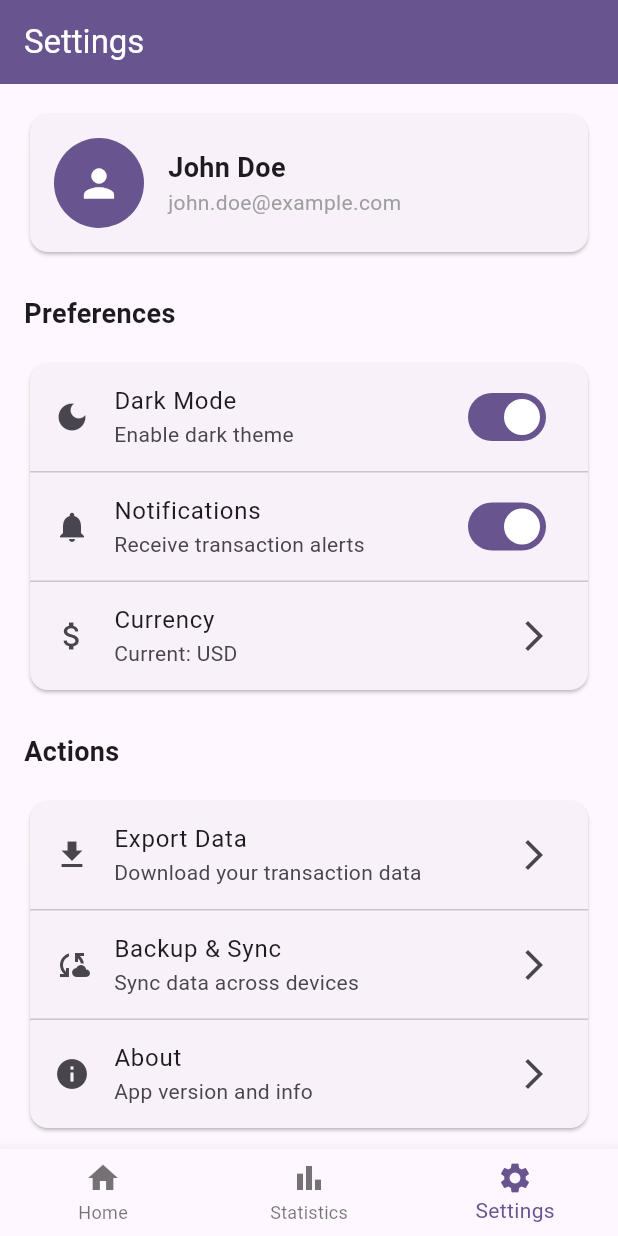
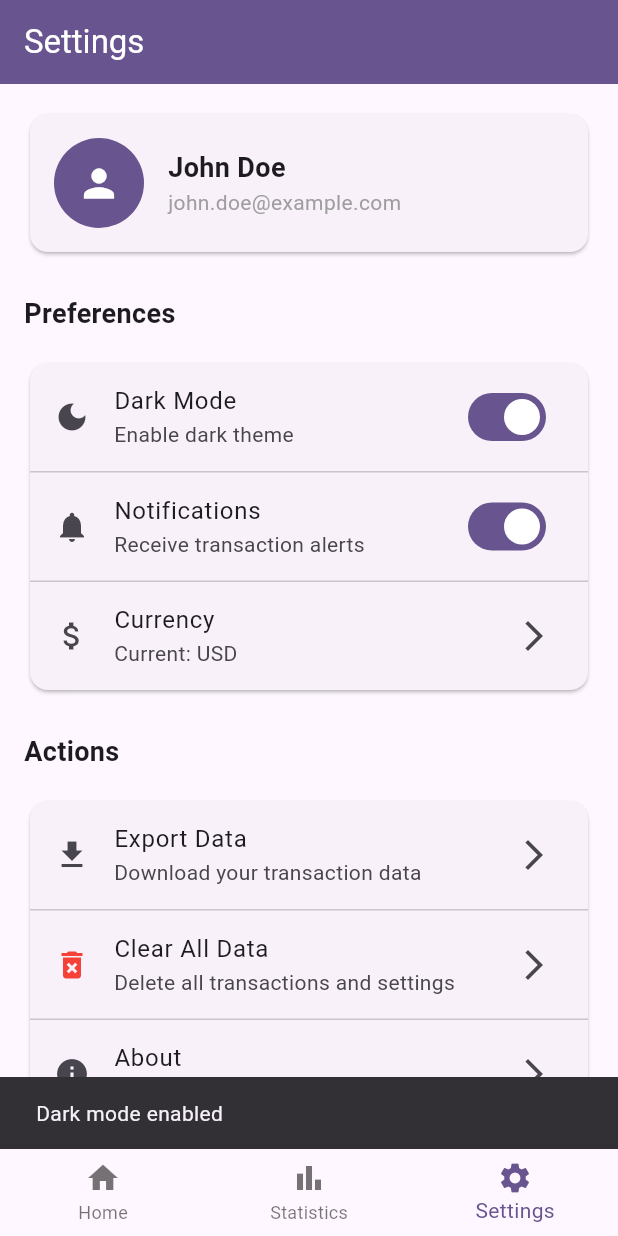
Before and after one commit to Al-aqua/personal_finance_tracker, a Flutter app: the screen it shows after launch, item 3 of the bottom bar chosen, after a tap on "Dark Mode", on a phone screen of 412 x 824 dp. Run offline on Flutter 3.47's test engine with Material 3 defaults, Android fonts, the phone set to English and light mode, and no system bars; our stand-ins replace shared_preferences, sqflite; accounts and stored records are empty.

Commit message:
Chapter 10 - Database

```diff
--- a/lib/dashboard_screen.dart
+++ b/lib/dashboard_screen.dart
@@ -1,19 +1,21 @@
 import 'package:flutter/material.dart';
-import 'package:personal_finance_tracker/models/transaction.dart';
-import 'package:personal_finance_tracker/screens/transaction_detail_screen.dart';
-import 'package:personal_finance_tracker/widgets/add_transaction_form.dart';
-import 'package:personal_finance_tracker/widgets/transaction_list.dart';
+import 'models/transaction.dart';
+import 'screens/transaction_detail_screen.dart';
+import 'widgets/add_transaction_form.dart';
+import 'widgets/transaction_list.dart';
 
 class DashboardScreen extends StatefulWidget {
   final List<Transaction> transactions;
   final Function(String, double, String, bool) onAddTransaction;
   final Function(String) onDeleteTransaction;
+  final VoidCallback onRefresh;
 
   const DashboardScreen({
     super.key,
     required this.transactions,
     required this.onAddTransaction,
     required this.onDeleteTransaction,
+    required this.onRefresh,
   });
 
   @override
@@ -95,8 +97,20 @@ class _DashboardScreenState extends State<DashboardScreen> {
         backgroundColor: Theme.of(context).colorScheme.primary,
         foregroundColor: Theme.of(context).colorScheme.onPrimary,
         leading: const Icon(Icons.account_balance_wallet),
+        actions: [
+          IconButton(
+            icon: const Icon(Icons.refresh),
+            onPressed: widget.onRefresh,
+            tooltip: 'Refresh',
           ),
-      body: SingleChildScrollView(
+        ],
+      ),
+      body: RefreshIndicator(
+        onRefresh: () async {
+          widget.onRefresh();
+        },
+        child: SingleChildScrollView(
+          physics: const AlwaysScrollableScrollPhysics(),
           padding: const EdgeInsets.all(16.0),
           child: Column(
             crossAxisAlignment: CrossAxisAlignment.start,
@@ -191,6 +205,7 @@ class _DashboardScreenState extends State<DashboardScreen> {
             ],
           ),
         ),
+      ),
       floatingActionButton: FloatingActionButton(
         onPressed: () => _startAddTransaction(context),
         child: const Icon(Icons.add),
@@ -199,6 +214,7 @@ class _DashboardScreenState extends State<DashboardScreen> {
   }
 }
 
+// Keep the same BalanceOverviewCard and SummaryCard classes from Lab 6
 class BalanceOverviewCard extends StatelessWidget {
   final double balance;
 
--- /dev/null
+++ b/lib/helpers/database_helper.dart
@@ -0,0 +1,161 @@
+import 'dart:async';
+import 'package:flutter/foundation.dart';
+import 'package:path/path.dart';
+import 'package:sqflite/sqflite.dart'
+    hide Transaction; // to avoid conflict with Transaction class
+import '../models/transaction.dart';
+
+class DatabaseHelper {
+  static final DatabaseHelper _instance = DatabaseHelper._internal();
+  static Database? _database;
+
+  // Singleton pattern - ensures only one database connection
+  factory DatabaseHelper() {
+    return _instance;
+  }
+
+  DatabaseHelper._internal();
+
+  // Get database instance
+  Future<Database> get database async {
+    if (_database != null) return _database!;
+    _database = await _initDatabase();
+    return _database!;
+  }
+
+  // Initialize the database
+  Future<Database> _initDatabase() async {
+    // Get the path to store the database
+    String path = join(await getDatabasesPath(), 'finance_tracker.db');
+
+    // Open the database and create tables if they don't exist
+    return await openDatabase(path, version: 1, onCreate: _createTables);
+  }
+
+  // Create database tables
+  Future<void> _createTables(Database db, int version) async {
+    // Create transactions table
+    await db.execute('''
+      CREATE TABLE transactions(
+        id TEXT PRIMARY KEY,
+        title TEXT NOT NULL,
+        amount REAL NOT NULL,
+        date TEXT NOT NULL,
+        category TEXT NOT NULL,
+        isExpense INTEGER NOT NULL
+      )
+    ''');
+    debugPrint('Database tables created successfully');
+  }
+
+  // CRUD Operations for Transactions
+
+  // Create - Insert a new transaction
+  Future<int> insertTransaction(Transaction transaction) async {
+    final db = await database;
+
+    final result = await db.insert('transactions', {
+      'id': transaction.id,
+      'title': transaction.title,
+      'amount': transaction.amount,
+      'date': transaction.date.toIso8601String(),
+      'category': transaction.category,
+      'isExpense': transaction.isExpense ? 1 : 0,
+    }, conflictAlgorithm: ConflictAlgorithm.replace);
+
+    debugPrint('Transaction inserted: ${transaction.title}');
+    return result;
+  }
+
+  // Read - Get all transactions
+  Future<List<Transaction>> getAllTransactions() async {
+    final db = await database;
+
+    final List<Map<String, dynamic>> maps = await db.query(
+      'transactions',
+      orderBy: 'date DESC', // Newest first
+    );
+
+    return List.generate(maps.length, (i) {
+      return Transaction(
+        id: maps[i]['id'],
+        title: maps[i]['title'],
+        amount: maps[i]['amount'],
+        date: DateTime.parse(maps[i]['date']),
+        category: maps[i]['category'],
+        isExpense: maps[i]['isExpense'] == 1,
+      );
+    });
+  }
+
+  // Read - Get transactions by category
+  Future<List<Transaction>> getTransactionsByCategory(String category) async {
+    final db = await database;
+
+    final List<Map<String, dynamic>> maps = await db.query(
+      'transactions',
+      where: 'category = ?',
+      whereArgs: [category],
+      orderBy: 'date DESC',
+    );
+
+    return List.generate(maps.length, (i) {
+      return Transaction(
+        id: maps[i]['id'],
+        title: maps[i]['title'],
+        amount: maps[i]['amount'],
+        date: DateTime.parse(maps[i]['date']),
+        category: maps[i]['category'],
+        isExpense: maps[i]['isExpense'] == 1,
+      );
+    });
+  }
+
+  // Update - Modify an existing transaction
+  Future<int> updateTransaction(Transaction transaction) async {
+    final db = await database;
+
+    final result = await db.update(
+      'transactions',
+      {
+        'title': transaction.title,
+        'amount': transaction.amount,
+        'date': transaction.date.toIso8601String(),
+        'category': transaction.category,
+        'isExpense': transaction.isExpense ? 1 : 0,
+      },
+      where: 'id = ?',
+      whereArgs: [transaction.id],
+    );
+
+    debugPrint('Transaction updated: ${transaction.title}');
+    return result;
+  }
+
+  // Delete - Remove a transaction
+  Future<int> deleteTransaction(String id) async {
+    final db = await database;
+
+    final result = await db.delete(
+      'transactions',
+      where: 'id = ?',
+      whereArgs: [id],
+    );
+
+    debugPrint('Transaction deleted: $id');
+    return result;
+  }
+
+  // Delete all data (for testing or reset)
+  Future<void> deleteAllData() async {
+    final db = await database;
+    await db.delete('transactions');
+    debugPrint('All data deleted');
+  }
+
+  // Close database connection
+  Future<void> close() async {
+    final db = await database;
+    await db.close();
+  }
+}
--- a/lib/main.dart
+++ b/lib/main.dart
@@ -1,8 +1,9 @@
 import 'package:flutter/material.dart';
-import 'package:personal_finance_tracker/dashboard_screen.dart';
+import 'package:personal_finance_tracker/screens/settings_screen.dart';
+import 'package:personal_finance_tracker/screens/statistics_screen.dart';
+import 'dashboard_screen.dart';
 import 'models/transaction.dart';
-import 'screens/statistics_screen.dart';
-import 'screens/settings_screen.dart';
+import 'services/transaction_service.dart';
 
 void main() {
   runApp(const MyApp());
@@ -33,43 +34,45 @@ class MainScreen extends StatefulWidget {
 
 class _MainScreenState extends State<MainScreen> {
   int _currentIndex = 0;
+  final TransactionService _transactionService = TransactionService();
+  List<Transaction> _transactions = [];
+  bool _isLoading = true;
 
-  // Sample transaction data
-  final List<Transaction> _transactions = [
-    Transaction(
-      id: 't1',
-      title: 'Grocery Shopping',
-      amount: 45.99,
-      date: DateTime.now().subtract(const Duration(days: 1)),
-      category: 'Food',
-      isExpense: true,
-    ),
-    Transaction(
-      id: 't2',
-      title: 'Monthly Salary',
-      amount: 1500.00,
-      date: DateTime.now().subtract(const Duration(days: 3)),
-      category: 'Salary',
-      isExpense: false,
-    ),
-    Transaction(
-      id: 't3',
-      title: 'New Headphones',
-      amount: 99.99,
-      date: DateTime.now().subtract(const Duration(days: 5)),
-      category: 'Shopping',
-      isExpense: true,
-    ),
-  ];
+  @override
+  void initState() {
+    super.initState();
+    _loadTransactions();
+  }
 
-  void _addTransaction(
+  // Load transactions from database
+  Future<void> _loadTransactions() async {
+    setState(() {
+      _isLoading = true;
+    });
+
+    try {
+      final transactions = await _transactionService.getAllTransactions();
+      setState(() {
+        _transactions = transactions;
+        _isLoading = false;
+      });
+    } catch (e) {
+      debugPrint('Error loading transactions: $e');
+      setState(() {
+        _isLoading = false;
+      });
+    }
+  }
+
+  // Add a new transaction
+  Future<void> _addTransaction(
     String title,
     double amount,
     String category,
     bool isExpense,
-  ) {
-    final newTx = Transaction(
-      id: DateTime.now().toString(),
+  ) async {
+    final newTransaction = Transaction(
+      id: DateTime.now().millisecondsSinceEpoch.toString(),
       title: title,
       amount: amount,
       date: DateTime.now(),
@@ -77,24 +80,58 @@ class _MainScreenState extends State<MainScreen> {
       isExpense: isExpense,
     );
 
-    setState(() {
-      _transactions.add(newTx);
-    });
+    try {
+      await _transactionService.addTransaction(newTransaction);
+      await _loadTransactions(); // Reload to show the new transaction
+
+      if (mounted) {
+        ScaffoldMessenger.of(context).showSnackBar(
+          const SnackBar(content: Text('Transaction added successfully!')),
+        );
+      }
+    } catch (e) {
+      debugPrint('Error adding transaction: $e');
+      if (mounted) {
+        ScaffoldMessenger.of(context).showSnackBar(
+          const SnackBar(content: Text('Failed to add transaction')),
+        );
+      }
+    }
   }
 
-  void _deleteTransaction(String id) {
-    setState(() {
-      _transactions.removeWhere((tx) => tx.id == id);
-    });
+  // Delete a transaction
+  Future<void> _deleteTransaction(String id) async {
+    try {
+      await _transactionService.deleteTransaction(id);
+      await _loadTransactions(); // Reload to update the list
+
+      if (mounted) {
+        ScaffoldMessenger.of(context).showSnackBar(
+          const SnackBar(content: Text('Transaction deleted successfully!')),
+        );
+      }
+    } catch (e) {
+      debugPrint('Error deleting transaction: $e');
+      if (mounted) {
+        ScaffoldMessenger.of(context).showSnackBar(
+          const SnackBar(content: Text('Failed to delete transaction')),
+        );
+      }
+    }
   }
 
   @override
   Widget build(BuildContext context) {
+    if (_isLoading) {
+      return const Scaffold(body: Center(child: CircularProgressIndicator()));
+    }
+
     final List<Widget> screens = [
       DashboardScreen(
         transactions: _transactions,
         onAddTransaction: _addTransaction,
         onDeleteTransaction: _deleteTransaction,
+        onRefresh: _loadTransactions,
       ),
       StatisticsScreen(transactions: _transactions),
       const SettingsScreen(),
--- a/lib/screens/settings_screen.dart
+++ b/lib/screens/settings_screen.dart
@@ -1,4 +1,5 @@
 import 'package:flutter/material.dart';
+import 'package:personal_finance_tracker/services/settings_service.dart';
 
 class SettingsScreen extends StatefulWidget {
   const SettingsScreen({super.key});
@@ -8,12 +9,86 @@ class SettingsScreen extends StatefulWidget {
 }
 
 class _SettingsScreenState extends State<SettingsScreen> {
+  final SettingsService _settingsService = SettingsService();
+
   bool _darkMode = false;
   bool _notifications = true;
   String _currency = 'USD';
+  bool _isLoading = true;
+
+  @override
+  void initState() {
+    super.initState();
+    _loadSettings();
+  }
+
+  Future<void> _loadSettings() async {
+    try {
+      final currency = await _settingsService.getCurrency();
+      final darkMode = await _settingsService.getDarkMode();
+      final notifications = await _settingsService.getNotifications();
+
+      setState(() {
+        _currency = currency;
+        _darkMode = darkMode;
+        _notifications = notifications;
+        _isLoading = false;
+      });
+    } catch (e) {
+      debugPrint('Error loading settings: $e');
+      setState(() {
+        _isLoading = false;
+      });
+    }
+  }
+
+  Future<void> _updateDarkMode(bool value) async {
+    await _settingsService.setDarkMode(value);
+    setState(() {
+      _darkMode = value;
+    });
+
+    if (mounted) {
+      ScaffoldMessenger.of(context).showSnackBar(
+        SnackBar(content: Text('Dark mode ${value ? 'enabled' : 'disabled'}')),
+      );
+    }
+  }
+
+  Future<void> _updateNotifications(bool value) async {
+    await _settingsService.setNotifications(value);
+    setState(() {
+      _notifications = value;
+    });
+
+    if (mounted) {
+      ScaffoldMessenger.of(context).showSnackBar(
+        SnackBar(
+          content: Text('Notifications ${value ? 'enabled' : 'disabled'}'),
+        ),
+      );
+    }
+  }
+
+  Future<void> _updateCurrency(String currency) async {
+    await _settingsService.setCurrency(currency);
+    setState(() {
+      _currency = currency;
+    });
+
+    if (mounted) {
+      ScaffoldMessenger.of(
+        context,
+      ).showSnackBar(SnackBar(content: Text('Currency changed to $currency')));
+    }
+  }
 
   @override
   Widget build(BuildContext context) {
+    if (_isLoading) {
+      return const Scaffold(body: Center(child: CircularProgressIndicator()));
+    }
+
     return Scaffold(
       appBar: AppBar(
         title: const Text('Settings'),
@@ -75,11 +150,7 @@ class _SettingsScreenState extends State<SettingsScreen> {
                   title: const Text('Dark Mode'),
                   subtitle: const Text('Enable dark theme'),
                   value: _darkMode,
-                  onChanged: (value) {
-                    setState(() {
-                      _darkMode = value;
-                    });
-                  },
+                  onChanged: _updateDarkMode,
                   secondary: const Icon(Icons.dark_mode),
                 ),
                 const Divider(height: 1),
@@ -87,11 +158,7 @@ class _SettingsScreenState extends State<SettingsScreen> {
                   title: const Text('Notifications'),
                   subtitle: const Text('Receive transaction alerts'),
                   value: _notifications,
-                  onChanged: (value) {
-                    setState(() {
-                      _notifications = value;
-                    });
-                  },
+                  onChanged: _updateNotifications,
                   secondary: const Icon(Icons.notifications),
                 ),
                 const Divider(height: 1),
@@ -134,16 +201,12 @@ class _SettingsScreenState extends State<SettingsScreen> {
                 ),
                 const Divider(height: 1),
                 ListTile(
-                  title: const Text('Backup & Sync'),
-                  subtitle: const Text('Sync data across devices'),
-                  leading: const Icon(Icons.cloud_sync),
+                  title: const Text('Clear All Data'),
+                  subtitle: const Text('Delete all transactions and settings'),
+                  leading: const Icon(Icons.delete_forever, color: Colors.red),
                   trailing: const Icon(Icons.arrow_forward_ios),
                   onTap: () {
-                    ScaffoldMessenger.of(context).showSnackBar(
-                      const SnackBar(
-                        content: Text('Backup feature coming soon!'),
-                      ),
-                    );
+                    _showClearDataDialog();
                   },
                 ),
                 const Divider(height: 1),
@@ -178,14 +241,54 @@ class _SettingsScreenState extends State<SettingsScreen> {
                 value: currency,
                 groupValue: _currency,
                 onChanged: (value) {
-                  setState(() {
-                    _currency = value!;
-                  });
+                  if (value != null) {
+                    _updateCurrency(value);
+                  }
                   Navigator.of(context).pop();
                 },
               );
             }).toList(),
           ),
+        );
+      },
+    );
+  }
+
+  void _showClearDataDialog() {
+    showDialog(
+      context: context,
+      builder: (BuildContext context) {
+        return AlertDialog(
+          title: const Text('Clear All Data'),
+          content: const Text(
+            'This will permanently delete all your transactions and settings. This action cannot be undone.',
+          ),
+          actions: [
+            TextButton(
+              onPressed: () => Navigator.of(context).pop(),
+              child: const Text('Cancel'),
+            ),
+            ElevatedButton(
+              onPressed: () async {
+                // Clear all data
+                await _settingsService.clearAllSettings();
+                // You would also clear transaction data here
+
+                if (context.mounted) {
+                  Navigator.of(context).pop();
+
+                  ScaffoldMessenger.of(context).showSnackBar(
+                    const SnackBar(content: Text('All data cleared')),
+                  );
+                }
+              },
+              style: ElevatedButton.styleFrom(
+                backgroundColor: Colors.red,
+                foregroundColor: Colors.white,
+              ),
+              child: const Text('Clear All'),
+            ),
+          ],
         );
       },
     );
--- /dev/null
+++ b/lib/services/settings_service.dart
@@ -0,0 +1,49 @@
+import 'package:shared_preferences/shared_preferences.dart';
+
+class SettingsService {
+  static const String _currencyKey = 'currency';
+  static const String _darkModeKey = 'dark_mode';
+  static const String _notificationsKey = 'notifications';
+
+  // Get currency setting
+  Future<String> getCurrency() async {
+    final prefs = await SharedPreferences.getInstance();
+    return prefs.getString(_currencyKey) ?? 'USD';
+  }
+
+  // Save currency setting
+  Future<void> setCurrency(String currency) async {
+    final prefs = await SharedPreferences.getInstance();
+    await prefs.setString(_currencyKey, currency);
+  }
+
+  // Get dark mode setting
+  Future<bool> getDarkMode() async {
+    final prefs = await SharedPreferences.getInstance();
+    return prefs.getBool(_darkModeKey) ?? false;
+  }
+
+  // Save dark mode setting
+  Future<void> setDarkMode(bool isDarkMode) async {
+    final prefs = await SharedPreferences.getInstance();
+    await prefs.setBool(_darkModeKey, isDarkMode);
+  }
+
+  // Get notifications setting
+  Future<bool> getNotifications() async {
+    final prefs = await SharedPreferences.getInstance();
+    return prefs.getBool(_notificationsKey) ?? true;
+  }
+
+  // Save notifications setting
+  Future<void> setNotifications(bool enabled) async {
+    final prefs = await SharedPreferences.getInstance();
+    await prefs.setBool(_notificationsKey, enabled);
+  }
+
+  // Clear all settings
+  Future<void> clearAllSettings() async {
+    final prefs = await SharedPreferences.getInstance();
+    await prefs.clear();
+  }
+}
--- /dev/null
+++ b/lib/services/transaction_service.dart
@@ -0,0 +1,62 @@
+import 'package:personal_finance_tracker/helpers/database_helper.dart';
+import 'package:personal_finance_tracker/models/transaction.dart';
+
+class TransactionService {
+  final DatabaseHelper _databaseHelper = DatabaseHelper();
+
+  // Get all transactions
+  Future<List<Transaction>> getAllTransactions() async {
+    return await _databaseHelper.getAllTransactions();
+  }
+
+  // Add a new transaction
+  Future<void> addTransaction(Transaction transaction) async {
+    await _databaseHelper.insertTransaction(transaction);
+  }
+
+  // Update an existing transaction
+  Future<void> updateTransaction(Transaction transaction) async {
+    await _databaseHelper.updateTransaction(transaction);
+  }
+
+  // Delete a transaction
+  Future<void> deleteTransaction(String id) async {
+    await _databaseHelper.deleteTransaction(id);
+  }
+
+  // Get transactions by category
+  Future<List<Transaction>> getTransactionsByCategory(String category) async {
+    return await _databaseHelper.getTransactionsByCategory(category);
+  }
+
+  // Calculate total income
+  Future<double> getTotalIncome() async {
+    final transactions = await getAllTransactions();
+    double total = 0.0;
+    for (var tx in transactions) {
+      if (!tx.isExpense) {
+        total += tx.amount;
+      }
+    }
+    return total;
+  }
+
+  // Calculate total expenses
+  Future<double> getTotalExpenses() async {
+    final transactions = await getAllTransactions();
+    double total = 0.0;
+    for (var tx in transactions) {
+      if (tx.isExpense) {
+        total += tx.amount;
+      }
+    }
+    return total;
+  }
+
+  // Calculate balance
+  Future<double> getBalance() async {
+    final income = await getTotalIncome();
+    final expenses = await getTotalExpenses();
+    return income - expenses;
+  }
+}
```
Also changed, not shown: 1 other file. Lines whose indentation alone changed are shown as unchanged.
